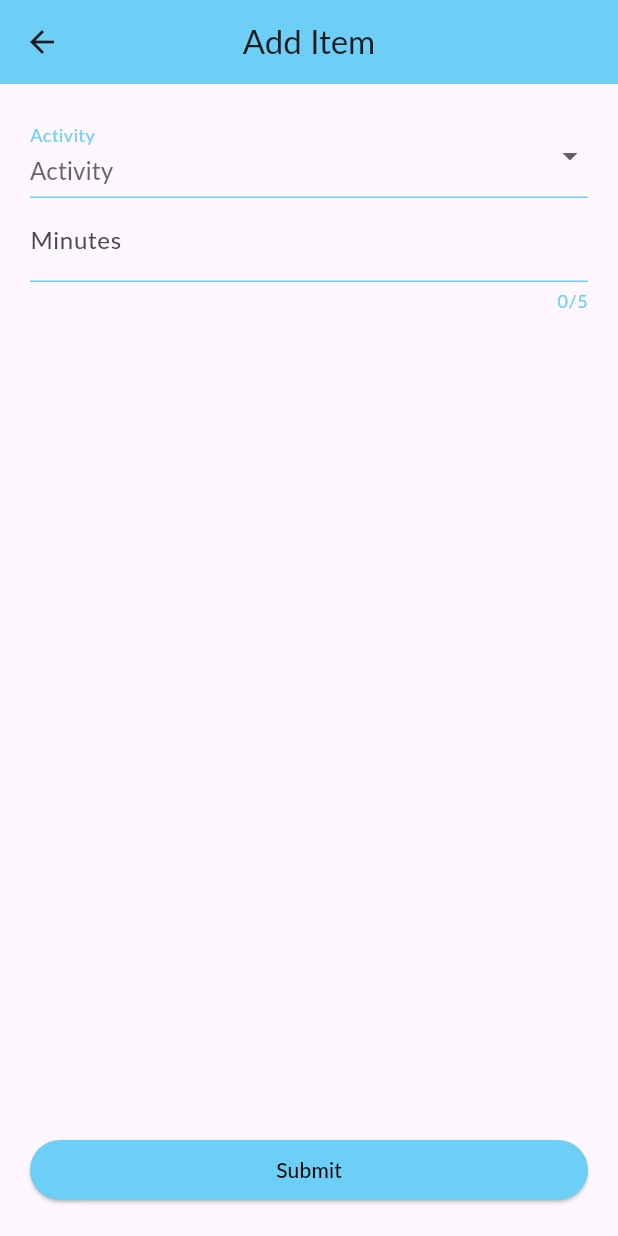
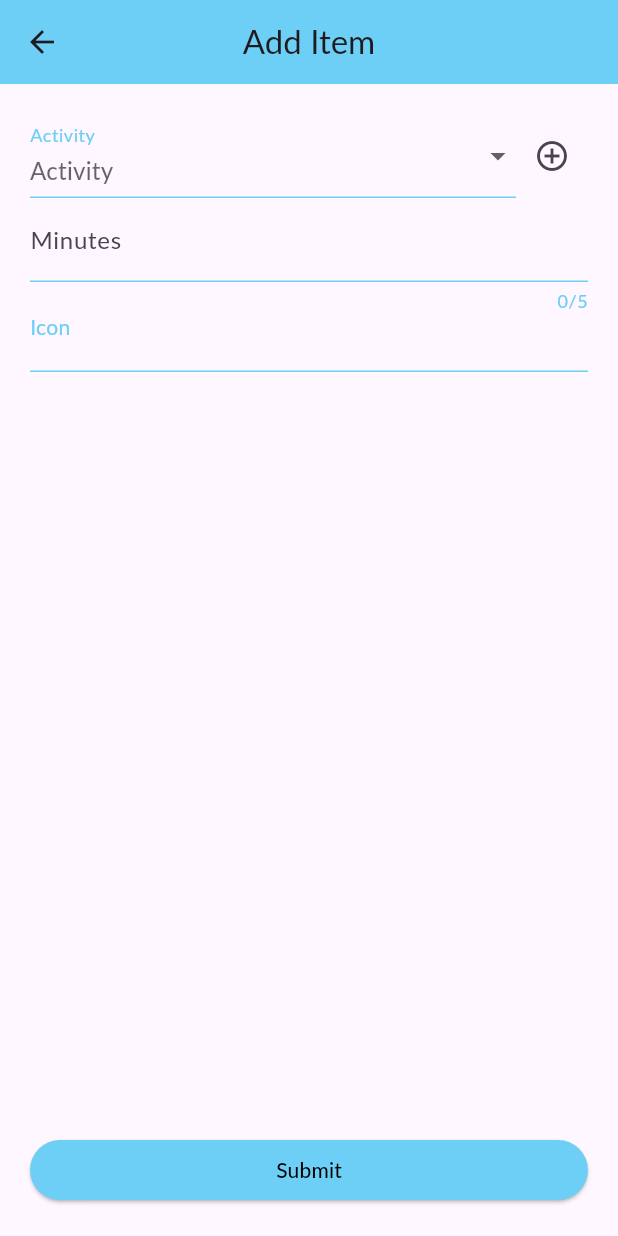
Before and after one commit to Maxaplays/agua_project, a Flutter app: the screen it shows after launch, after a tap on the "add" icon, on a phone screen of 412 x 824 dp. Run offline on Flutter 3.47's test engine with Material 3 defaults, Android fonts, the light colour scheme and no system bars; our stand-ins replace rxdart; missing offline and left inert: flutter_iconpicker; Roboto replaces fonts that are missing (Lato).

Commit message:
feat: add new form and logic between screens

```diff
--- a/lib/main.dart
+++ b/lib/main.dart
@@ -1,4 +1,3 @@
-import 'package:agua_project/pages/add_activity/add_activity.dart';
 import 'package:agua_project/ui/ui_main.dart';
 import 'package:agua_project/theme/colors.dart';
 import 'package:flutter/material.dart';
@@ -25,10 +24,7 @@
           selectionHandleColor: Color.fromRGBO(13, 71, 161, 1),
         ),
       ),
-      routes: {
-        '/': (ctx) => UI(),
-        AddActivity.routeName: (ctx) => AddActivity(),
-      },
+      routes: {'/': (ctx) => UI()},
     );
   }
 }
--- /dev/null
+++ b/lib/models/activity.dart
@@ -0,0 +1,5 @@
+class Activity {
+  String name;
+  int consumption;
+  Activity({required this.name, required this.consumption});
+}
--- /dev/null
+++ b/lib/models/new_item.dart
@@ -0,0 +1,9 @@
+import 'package:agua_project/models/activity.dart';
+import 'package:flutter/widgets.dart';
+
+class NewItem {
+  Activity activity;
+  int time;
+  IconData icon;
+  NewItem({required this.activity, required this.time, required this.icon});
+}
--- a/lib/models/water_item.dart
+++ b/lib/models/water_item.dart
@@ -1,13 +1,15 @@
 import 'package:flutter/material.dart';
 
 class WaterItem {
-  final String name;
-  final IconData icon;
-  final int value;
-  final Color color;
+  String name;
+  int count;
+  IconData icon;
+  int value;
+  Color color;
 
   WaterItem({
     required this.name,
+    required this.count,
     required this.icon,
     required this.value,
     this.color = Colors.blue,
--- a/lib/pages/add_activity/add_activity.dart
+++ b/lib/pages/add_activity/add_activity.dart
@@ -1,10 +1,18 @@
+import 'package:agua_project/models/activity.dart';
+import 'package:agua_project/models/new_item.dart';
+import 'package:agua_project/models/water_item.dart';
+import 'package:agua_project/pages/add_type_activity/add_type_activity.dart';
+import 'package:agua_project/services/water_items_service.dart';
 import 'package:agua_project/ui/ui_main.dart';
 import 'package:flutter/material.dart';
 import 'package:flutter/services.dart';
+import 'package:flutter_iconpicker/Models/configuration.dart';
+import 'package:flutter_iconpicker/flutter_iconpicker.dart';
 
 class AddActivity extends StatefulWidget {
   static const routeName = '/add-activity';
-  const AddActivity({super.key});
+  final WaterItemsService service;
+  const AddActivity({required this.service, super.key});
 
   @override
   State<AddActivity> createState() => _AddActivityState();
@@ -14,14 +22,16 @@ class _AddActivityState extends State<AddActivity> {
   final formKey = GlobalKey<FormState>();
   TextStyle textoInputs = TextStyle(color: Colors.black);
   TextEditingController time = TextEditingController();
+
   String? selectedItem;
-  List<String> items = [
-    'Take a shower',
-    'Wash the dishes',
-    'Bathe the dog',
-    'Brush your teeth',
+  List<Activity> items = [
+    Activity(name: 'Take a shower', consumption: 5),
+    Activity(name: 'Wash the dishes', consumption: 3),
+    Activity(name: 'Bathe the dog', consumption: 7),
+    Activity(name: 'Brush your teeth', consumption: 1),
   ];
-  String? itemSelected;
+  Activity? itemSelected;
+  IconData? iconSelected;
 
   String? validateInput(String? value) {
     if (value == null || value.isEmpty) {
@@ -53,6 +63,20 @@ class _AddActivityState extends State<AddActivity> {
     );
   }
 
+  _pickIcon() async {
+    IconPickerIcon? icon = await showIconPicker(
+      context,
+      configuration: SinglePickerConfiguration(
+        iconPackModes: [IconPack.allMaterial],
+      ),
+    );
+    setState(() {
+      if (icon != null) {
+        iconSelected = icon.data;
+      }
+    });
+  }
+
   @override
   Widget build(BuildContext context) {
     return Scaffold(
@@ -76,11 +100,20 @@ class _AddActivityState extends State<AddActivity> {
                   crossAxisAlignment: CrossAxisAlignment.stretch,
                   mainAxisSize: MainAxisSize.min,
                   children: [
-                    DropdownButtonFormField<String>(
+                    Row(
+                      mainAxisAlignment: MainAxisAlignment.spaceBetween,
+                      mainAxisSize: MainAxisSize.max,
+                      children: [
+                        Expanded(
+                          flex: 1,
+                          child: DropdownButtonFormField<Activity>(
                             decoration: inputsStyle("Activity"),
                             initialValue: itemSelected,
                             items: items.map((item) {
-                        return DropdownMenuItem(value: item, child: Text(item));
+                              return DropdownMenuItem(
+                                value: item,
+                                child: Text(item.name),
+                              );
                             }).toList(),
                             onChanged: (valor) {
                               setState(() {
@@ -94,6 +127,21 @@ class _AddActivityState extends State<AddActivity> {
                               return null;
                             },
                           ),
+                        ),
+                        IconButton(
+                          onPressed: () => {
+                            Navigator.push(
+                              context,
+                              MaterialPageRoute(
+                                builder: (context) =>
+                                    AddTypeActivity(updateList: addNewActivity),
+                              ),
+                            ),
+                          },
+                          icon: Icon(Icons.add_circle_outline_sharp),
+                        ),
+                      ],
+                    ),
 
                     TextFormField(
                       controller: time,
@@ -105,19 +153,57 @@ class _AddActivityState extends State<AddActivity> {
                       keyboardType: TextInputType.number,
                       inputFormatters: [FilteringTextInputFormatter.digitsOnly],
                     ),
+                    GestureDetector(
+                      onTap: () => {_pickIcon()},
+                      child: Column(
+                        crossAxisAlignment: CrossAxisAlignment.start,
+                        children: [
+                          Text(
+                            "Icon",
+                            style: TextStyle(
+                              color: Theme.of(context).primaryColor,
+                            ),
+                          ),
+                          Center(
+                            child: Container(
+                              constraints: const BoxConstraints(minHeight: 20),
+                              width: MediaQuery.of(context).size.width,
+                              decoration: BoxDecoration(
+                                border: Border(
+                                  bottom: BorderSide(
+                                    color: Theme.of(context).primaryColor,
+                                    width: 1,
+                                  ),
+                                ),
+                              ),
+                              child: iconSelected != null
+                                  ? Icon(iconSelected)
+                                  : Container(),
+                            ),
+                          ),
+                        ],
+                      ),
+                    ),
                   ],
                 ),
                 ElevatedButton(
                   style: TextButton.styleFrom(
                     foregroundColor: Colors.black,
                     backgroundColor: Theme.of(context).primaryColor,
-                    disabledForegroundColor: Colors.red,
                   ),
                   onPressed: () => {
-                    if (formKey.currentState!.validate())
+                    if (formKey.currentState!.validate() &&
+                        iconSelected != null)
                       {
                         print("Item selected: $itemSelected"),
                         print("time: " + time.text),
+                        modifyList(
+                          NewItem(
+                            activity: itemSelected!,
+                            time: int.parse(time.text),
+                            icon: iconSelected!,
+                          ),
+                        ),
                         Navigator.canPop(context)
                             ? Navigator.pop(context)
                             : Navigator.pushReplacement(
@@ -135,4 +221,37 @@ class _AddActivityState extends State<AddActivity> {
       ),
     );
   }
+
+  void addNewActivity(Activity newActivity) {
+    setState(() {
+      items.add(newActivity);
+    });
   }
+
+  void modifyList(NewItem item) {
+    List<WaterItem> tempList = List<WaterItem>.from(widget.service.getState());
+    print(tempList);
+    List<WaterItem> findItem = tempList
+        .where((i) => i.name == item.activity.name)
+        .toList();
+    if (findItem.isEmpty) {
+      tempList.add(
+        WaterItem(
+          name: item.activity.name,
+          count: 1,
+          icon: item.icon,
+          value: (item.activity.consumption * (item.time / 60)).toInt(),
+        ),
+      );
+    } else {
+      int index = tempList.indexWhere((p) => p.name == findItem[0].name);
+      WaterItem aux = tempList[index];
+      aux.count = aux.count + 1;
+      aux.value =
+          aux.value + (item.activity.consumption * (item.time / 60)).toInt();
+      tempList[index] = aux;
+    }
+    widget.service.setState(tempList);
+    print(widget.service.getState());
+  }
+}
--- a/lib/pages/home/home_page.dart
+++ b/lib/pages/home/home_page.dart
@@ -1,52 +1,16 @@
+import 'package:agua_project/services/water_items_service.dart';
 import 'package:flutter/material.dart';
 import 'package:agua_project/theme/colors.dart';
-import 'package:agua_project/models/water_item.dart';
 
 class Home extends StatefulWidget {
-  const Home({super.key});
+  final WaterItemsService service;
+  const Home({required this.service, super.key});
 
   @override
   State<Home> createState() => _HomeState();
 }
 
 class _HomeState extends State<Home> {
-  final List<WaterItem> waterItems = [
-    WaterItem(
-      name: "Shower",
-      icon: Icons.shower,
-      value: 150,
-      color: Colors.lightBlue,
-    ),
-    WaterItem(
-      name: "Clean Hands",
-      icon: Icons.clean_hands_rounded,
-      value: 50,
-      color: Colors.blue.shade400,
-    ),
-    WaterItem(
-      name: "Drink Water",
-      icon: Icons.local_drink_rounded,
-      value: 60,
-      color: Colors.blue.shade700,
-    ),
-    WaterItem(
-      name: "Wash Dishes",
-      icon: Icons.waves_sharp,
-      value: 200,
-      color: Colors.blue.shade300,
-    ),
-    WaterItem(
-      name: "Bathroom",
-      icon: Icons.wc_sharp,
-      value: 110,
-      color: Colors.blue.shade200,
-    ),
-    WaterItem(
-      name: "Wash Clothes",
-      icon: Icons.local_laundry_service_rounded,
-      value: 300,
-    ),
-  ];
   @override
   void initState() {
     super.initState();
@@ -104,7 +68,10 @@ class _HomeState extends State<Home> {
               width: MediaQuery.of(context).size.width,
               margin: EdgeInsets.all(50),
               child: Card(
-                child: Column(
+                child: StreamBuilder(
+                  stream: widget.service.waterItems$,
+                  builder: (context, steam) {
+                    return Column(
                       crossAxisAlignment: CrossAxisAlignment.start,
                       mainAxisSize: MainAxisSize.min,
                       children: [
@@ -112,7 +79,7 @@ class _HomeState extends State<Home> {
                           physics: NeverScrollableScrollPhysics(),
                           scrollDirection: Axis.vertical,
                           shrinkWrap: true,
-                      itemCount: waterItems.length,
+                          itemCount: steam.data!.length,
                           itemBuilder: (context, position) => Column(
                             children: <Widget>[
                               Card(
@@ -148,14 +115,16 @@ class _HomeState extends State<Home> {
                                                   width: 50,
                                                   height: 50,
                                                   decoration: BoxDecoration(
-                                                color: waterItems[position]
+                                                    color: steam
+                                                        .data![position]
                                                         .color
                                                         .withAlpha(50),
                                                     shape: BoxShape.circle,
                                                   ),
                                                   child: Icon(
-                                                waterItems[position].icon,
-                                                color: AppColors.textPrimary,
+                                                    steam.data![position].icon,
+                                                    color:
+                                                        AppColors.textPrimary,
                                                     size: 30,
                                                   ),
                                                 ),
@@ -165,18 +134,20 @@ class _HomeState extends State<Home> {
                                                       CrossAxisAlignment.start,
                                                   children: [
                                                     Text(
-                                                  waterItems[position].name,
+                                                      steam
+                                                          .data![position]
+                                                          .name,
                                                       style: TextStyle(
-                                                    color:
-                                                        AppColors.textPrimary,
+                                                        color: AppColors
+                                                            .textPrimary,
                                                         fontSize: 20,
                                                       ),
                                                     ),
                                                     Text(
-                                                  "${waterItems[position].value} L",
+                                                      "${steam.data![position].value} L",
                                                       style: TextStyle(
-                                                    color:
-                                                        AppColors.textPrimary,
+                                                        color: AppColors
+                                                            .textPrimary,
                                                         fontSize: 16,
                                                       ),
                                                     ),
@@ -187,13 +158,17 @@ class _HomeState extends State<Home> {
 
                                             GestureDetector(
                                               onTap: () {
-                                            print(waterItems[position].name);
+                                                print(
+                                                  steam.data![position].name,
+                                                );
                                               },
                                               child: Row(
                                                 children: [
                                                   Icon(
-                                                Icons.delete_outline_outlined,
-                                                color: AppColors.textPrimary,
+                                                    Icons
+                                                        .delete_outline_outlined,
+                                                    color:
+                                                        AppColors.textPrimary,
                                                   ),
                                                 ],
                                               ),
@@ -209,6 +184,8 @@ class _HomeState extends State<Home> {
                           ),
                         ),
                       ],
+                    );
+                  },
                 ),
               ),
             ),
--- /dev/null
+++ b/lib/services/water_items_service.dart
@@ -0,0 +1,69 @@
+import 'package:agua_project/models/water_item.dart';
+import 'package:flutter/material.dart';
+import 'package:rxdart/rxdart.dart';
+
+class WaterItemsService {
+  List<WaterItem> waterItems = [
+    WaterItem(
+      name: "Shower",
+      count: 1,
+      icon: Icons.shower,
+      value: 150,
+      color: Colors.lightBlue,
+    ),
+    WaterItem(
+      name: "Clean Hands",
+      count: 1,
+      icon: Icons.clean_hands_rounded,
+      value: 50,
+      color: Colors.blue.shade400,
+    ),
+    WaterItem(
+      name: "Drink Water",
+      count: 1,
+      icon: Icons.local_drink_rounded,
+      value: 60,
+      color: Colors.blue.shade700,
+    ),
+    WaterItem(
+      name: "Wash Dishes",
+      count: 1,
+      icon: Icons.waves_sharp,
+      value: 200,
+      color: Colors.blue.shade300,
+    ),
+    WaterItem(
+      name: "Bathroom",
+      count: 1,
+      icon: Icons.wc_sharp,
+      value: 110,
+      color: Colors.blue.shade200,
+    ),
+    WaterItem(
+      name: "Wash Clothes",
+      count: 1,
+      icon: Icons.local_laundry_service_rounded,
+      value: 300,
+    ),
+  ];
+
+  late final BehaviorSubject<List<WaterItem>> _waterItemsController;
+
+  Stream<List<WaterItem>> get waterItems$ => _waterItemsController.stream;
+
+  void setState(List<WaterItem> data) {
+    _waterItemsController.add(data);
+  }
+
+  List<WaterItem> getState() {
+    return _waterItemsController.value;
+  }
+
+  void dispose() {
+    _waterItemsController.close();
+  }
+
+  WaterItemsService() {
+    _waterItemsController = BehaviorSubject<List<WaterItem>>.seeded(waterItems);
+  }
+}
--- a/lib/ui/ui_main.dart
+++ b/lib/ui/ui_main.dart
@@ -1,16 +1,17 @@
 import 'package:agua_project/pages/add_activity/add_activity.dart';
 import 'package:agua_project/pages/home/home_page.dart';
+import 'package:agua_project/services/water_items_service.dart';
 import 'package:flutter/material.dart';
 
 class UI extends StatefulWidget {
   static const routeName = '/UI';
-
   const UI({super.key});
   @override
   State<UI> createState() => _UIState();
 }
 
 class _UIState extends State<UI> {
+  final WaterItemsService service = WaterItemsService();
   int _selectedIndex = 0;
   @override
   void initState() {
@@ -44,7 +45,7 @@ class _UIState extends State<UI> {
   @override
   Widget build(BuildContext context) {
     return Scaffold(
-      body: SafeArea(child: Home()),
+      body: SafeArea(child: Home(service: service)),
       floatingActionButton: FloatingActionButton(
         foregroundColor: Colors.white,
         backgroundColor: Theme.of(context).primaryColor,
@@ -52,7 +53,9 @@ class _UIState extends State<UI> {
         onPressed: () => {
           Navigator.push(
             context,
-            MaterialPageRoute(builder: (context) => AddActivity()),
+            MaterialPageRoute(
+              builder: (context) => AddActivity(service: service),
+            ),
           ),
         },
       ),
--- a/pubspec.yaml
+++ b/pubspec.yaml
@@ -34,6 +34,10 @@ dependencies:
   # The following adds the Cupertino Icons font to your application.
   # Use with the CupertinoIcons class for iOS style icons.
   cupertino_icons: ^1.0.8
+  # shared_preferences: ^2.5.3
+  flutter_iconpicker: ^4.0.3
+  font_awesome_flutter: ^10.12.0
+  rxdart: ^0.28.0
 
 dev_dependencies:
   flutter_test:
@@ -56,7 +60,6 @@ flutter:
   # included with your application, so that you can use the icons in
   # the material Icons class.
   uses-material-design: true
-
   # To add assets to your application, add an assets section, like this:
   # assets:
   #   - images/a_dot_burr.jpeg
```
Also changed, not shown: lib/pages/add_type_activity/add_type_activity.dart (added, +203 -0 lines), 1 other file. Lines whose indentation alone changed are shown as unchanged.
